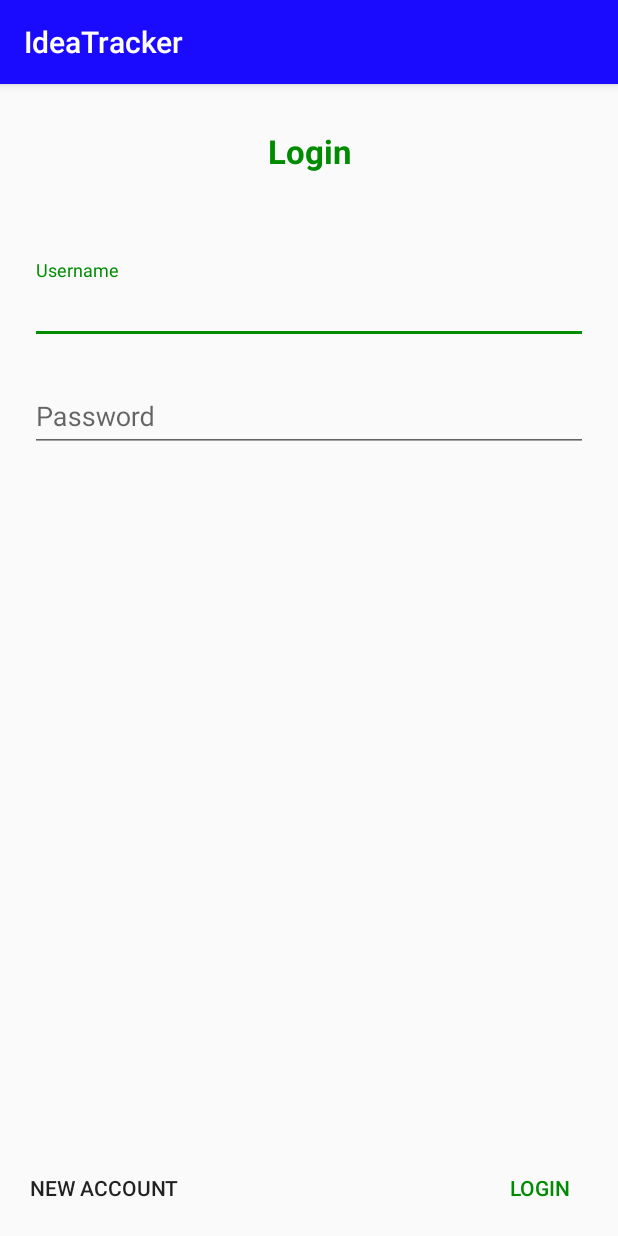
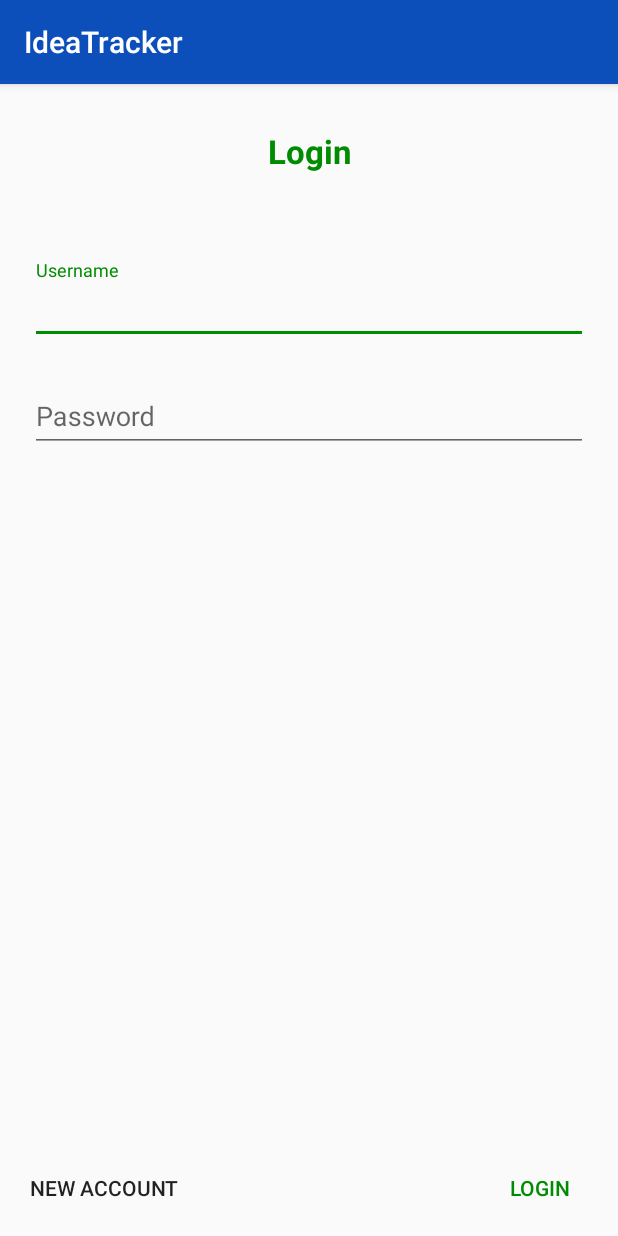
Before and after one commit to KayJay7/IdeaTracker, an Android app: the screen it shows after launch (LoginActivity), on a phone screen of 412 x 824 dp. Run offline under Robolectric (Android 15) with nearby library versions, the phone set to English and light mode, and no system bars.

Commit message:
almost completed activity_login, changed colors

```diff
--- a/app/src/main/AndroidManifest.xml
+++ b/app/src/main/AndroidManifest.xml
@@ -9,7 +9,8 @@
         android:roundIcon="@mipmap/ic_launcher_round"
         android:supportsRtl="true"
         android:theme="@style/AppTheme">
-        <activity android:name=".LoginActivity">
+        <activity android:name=".LoginActivity"
+            android:screenOrientation="portrait">
             <intent-filter>
                 <action android:name="android.intent.action.MAIN" />
 
--- a/app/src/main/res/layout/activity_login.xml
+++ b/app/src/main/res/layout/activity_login.xml
@@ -62,6 +62,7 @@
                     <android.support.design.widget.TextInputEditText
                         android:layout_width="match_parent"
                         android:layout_height="wrap_content"
+                        android:inputType="textPassword"
                         android:hint="@string/pswd" />
                 </android.support.design.widget.TextInputLayout>
 
@@ -89,7 +90,7 @@
                 <android.support.design.widget.TextInputLayout
                     android:layout_width="match_parent"
                     android:layout_height="wrap_content"
-                    android:layout_marginTop="8dp">
+                    android:layout_marginTop="16dp">
 
                     <android.support.design.widget.TextInputEditText
                         android:layout_width="match_parent"
@@ -101,18 +102,19 @@
                 <android.support.design.widget.TextInputLayout
                     android:layout_width="match_parent"
                     android:layout_height="wrap_content"
-                    android:layout_marginTop="8dp">
+                    android:layout_marginTop="16dp">
 
                     <android.support.design.widget.TextInputEditText
                         android:layout_width="match_parent"
                         android:layout_height="wrap_content"
+                        android:inputType="textEmailAddress"
                         android:hint="@string/emadr" />
                 </android.support.design.widget.TextInputLayout>
 
                 <android.support.design.widget.TextInputLayout
                     android:layout_width="match_parent"
                     android:layout_height="wrap_content"
-                    android:layout_marginTop="8dp">
+                    android:layout_marginTop="16dp">
 
                     <android.support.design.widget.TextInputEditText
                         android:layout_width="match_parent"
@@ -123,23 +125,25 @@
                 <android.support.design.widget.TextInputLayout
                     android:layout_width="match_parent"
                     android:layout_height="wrap_content"
-                    android:layout_marginTop="8dp">
+                    android:layout_marginTop="16dp">
 
                     <android.support.design.widget.TextInputEditText
                         android:layout_width="match_parent"
                         android:layout_height="wrap_content"
+                        android:inputType="textPassword"
                         android:hint="@string/pswd" />
                 </android.support.design.widget.TextInputLayout>
 
                 <android.support.design.widget.TextInputLayout
                     android:layout_width="match_parent"
                     android:layout_height="wrap_content"
-                    android:layout_marginTop="8dp"
+                    android:layout_marginTop="16dp"
                     app:errorEnabled="true">
 
                     <android.support.design.widget.TextInputEditText
                         android:layout_width="match_parent"
                         android:layout_height="wrap_content"
+                        android:inputType="textPassword"
                         android:hint="@string/rptpswd" />
                 </android.support.design.widget.TextInputLayout>
 
@@ -155,10 +159,12 @@
         android:layout_marginBottom="8dp"
         android:layout_marginStart="8dp"
         android:text="@string/nwac"
+        android:onClick="change"
         app:layout_constraintBottom_toBottomOf="parent"
         app:layout_constraintStart_toStartOf="parent" />
 
     <Button
+        android:id="@+id/loginButton"
         style="@style/Widget.AppCompat.Button.Borderless.Colored"
         android:layout_width="wrap_content"
         android:layout_height="wrap_content"
--- a/app/src/main/res/values/colors.xml
+++ b/app/src/main/res/values/colors.xml
@@ -1,6 +1,9 @@
 <?xml version="1.0" encoding="utf-8"?>
 <resources>
-    <color name="colorPrimary">#1B0BFE</color>
-    <color name="colorPrimaryDark">#1308B2</color>
+    <color name="colorPrimary">#0d4fba</color>
+    <color name="colorPrimaryDark">#093782</color>
     <color name="colorAccent">#008C00</color>
+    <!--#1B0BFE
+        #1308B2
+        #008C00-->
 </resources>
--- a/app/src/main/res/values/strings.xml
+++ b/app/src/main/res/values/strings.xml
@@ -10,4 +10,5 @@
     <string name="emadr">E-mail address</string>
     <string name="fstname">Firstname</string>
     <string name="srname">Surname</string>
+    <string name="cncl">Cancel</string>
 </resources>
```
Also changed, not shown: app/src/main/java/com/group/ideatracker/ideatracker/LoginActivity.kt (+20 -0 lines), 1 other file.
